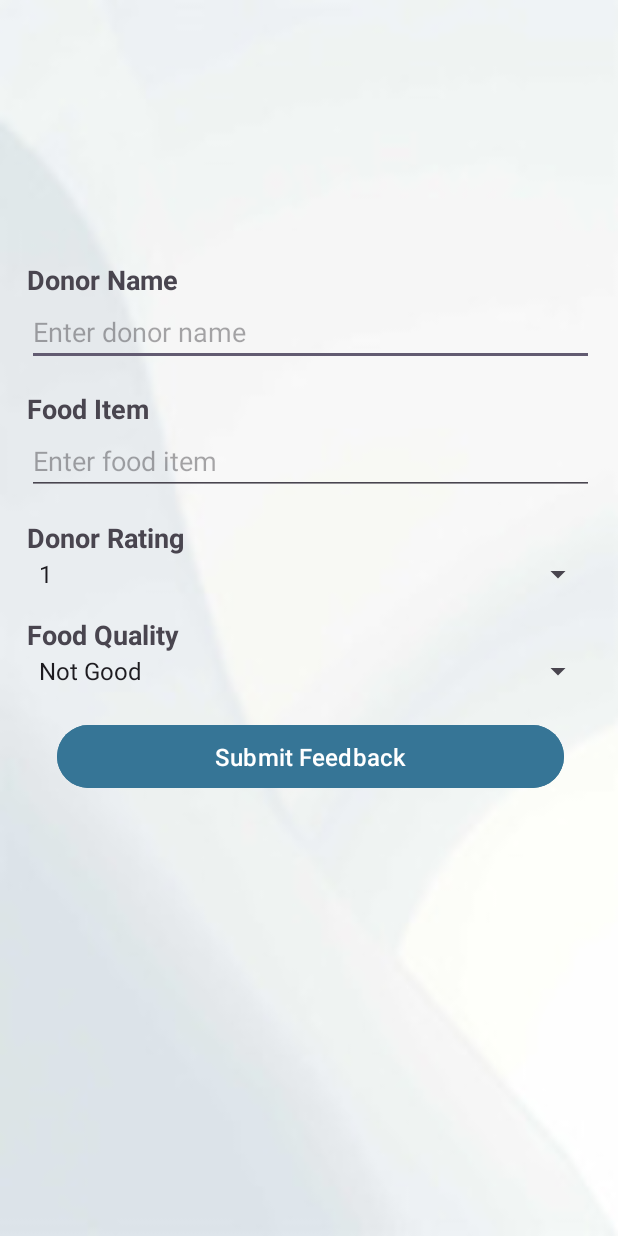
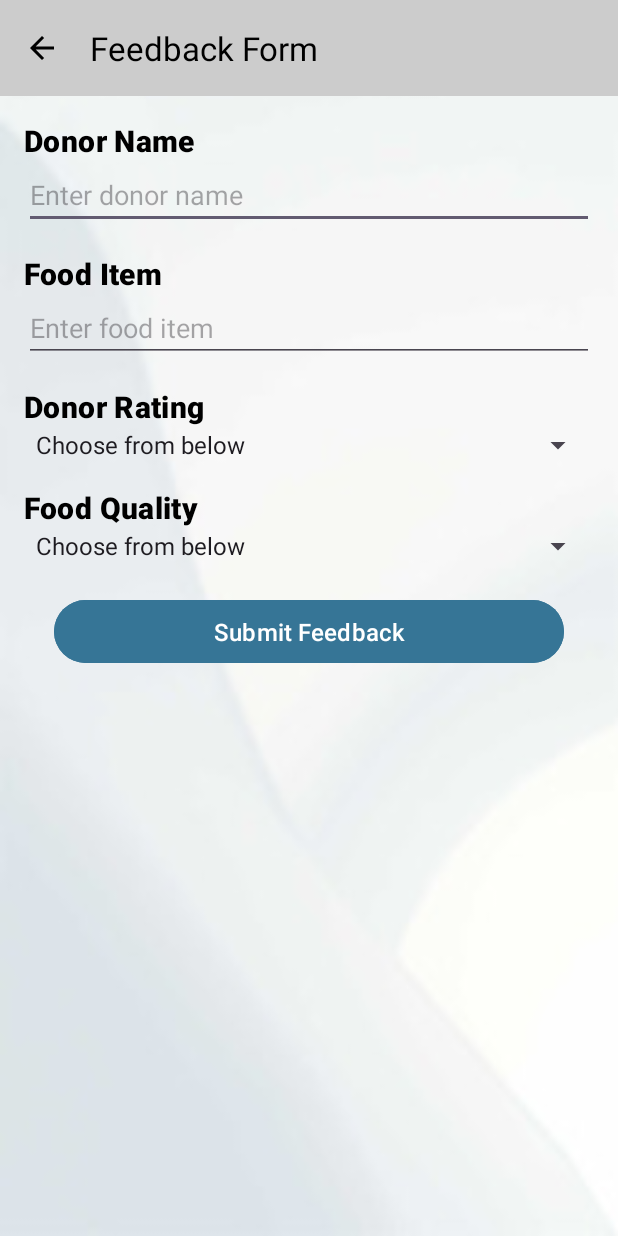
Before and after one commit to CS639-Team-4-Final-Project/FoodSave, an Android app: the FeedbackForm screen opened directly, with no data from a screen before it, on a phone screen of 412 x 824 dp. Run offline under Robolectric (Android 15) with nearby library versions, the phone set to English and light mode, and no system bars; our stand-ins replace Firebase (no records; nobody signed in at launch, a user with empty details on screens opened directly).

Commit message:
feedback form updated and receive screen functionalities

```diff
--- a/app/src/main/AndroidManifest.xml
+++ b/app/src/main/AndroidManifest.xml
@@ -35,10 +35,8 @@
             android:label="Login page"
             android:theme="@style/Theme.FoodSave">
         </activity>
-
         <activity
             android:name=".FeedbackForm"
-            android:label="@string/Feedback"
             android:exported="false" />
 
         <meta-data
--- a/app/src/main/java/com/example/foodsave/FeedbackForm.kt
+++ b/app/src/main/java/com/example/foodsave/FeedbackForm.kt
@@ -1,22 +1,50 @@
 package com.example.foodsave
 
 import android.content.Intent
+import android.graphics.Color
+import android.graphics.Typeface
 import android.os.Bundle
+import android.text.SpannableString
+import android.text.style.ForegroundColorSpan
+import android.text.style.StyleSpan
 import android.widget.ArrayAdapter
 import android.widget.Toast
 import androidx.appcompat.app.AppCompatActivity
+import androidx.core.content.ContextCompat
 import com.example.foodsave.databinding.ActivityFeedbackFormBinding
+import com.google.firebase.auth.FirebaseAuth
 
 class FeedbackForm : AppCompatActivity() {
     private lateinit var binding: ActivityFeedbackFormBinding
+    private lateinit var firebaseAuth: FirebaseAuth
 
     override fun onCreate(savedInstanceState: Bundle?) {
         super.onCreate(savedInstanceState)
         binding = ActivityFeedbackFormBinding.inflate(layoutInflater)
         setContentView(binding.root)
 
+        // Set up the Firebase Auth instance
+        firebaseAuth = FirebaseAuth.getInstance()
+
+        setSupportActionBar(binding.toolbar)
+
+        // Set the app bar title
+        val title = "Feedback Form"
+        val spannableTitle = SpannableString(title)
+        spannableTitle.setSpan(ForegroundColorSpan(Color.BLACK), 0, title.length, 0)
+        supportActionBar?.title = spannableTitle
+
+        // Enable the back button in the app bar
+        supportActionBar?.setDisplayHomeAsUpEnabled(true)
+        binding.toolbar.navigationIcon?.setTint(ContextCompat.getColor(this, android.R.color.black))
+
         setupDropdowns()
         setupSubmitButton()
+    }
+
+    override fun onSupportNavigateUp(): Boolean {
+        onBackPressed()
+        return true
     }
 
     private fun setupDropdowns() {
@@ -28,7 +56,7 @@ class FeedbackForm : AppCompatActivity() {
         ).also { adapter ->
             adapter.setDropDownViewResource(android.R.layout.simple_spinner_dropdown_item)
             binding.spinnerDonorRating.adapter = adapter
-            binding.spinnerDonorRating.setSelection(0) // Set the default selection to "Choose from below"
+            binding.spinnerDonorRating.setSelection(0) // Set the default selection to the first item (0)
         }
 
         // Set up the food quality dropdown
@@ -39,7 +67,7 @@ class FeedbackForm : AppCompatActivity() {
         ).also { adapter ->
             adapter.setDropDownViewResource(android.R.layout.simple_spinner_dropdown_item)
             binding.spinnerFoodQuality.adapter = adapter
-            binding.spinnerFoodQuality.setSelection(0) // Set the default selection to "Choose from below"
+            binding.spinnerFoodQuality.setSelection(0) // Set the default selection to the first item (0)
         }
     }
 
@@ -67,6 +95,7 @@ class FeedbackForm : AppCompatActivity() {
         // You can use the `donorRating` and `foodQuality` values (which will be 0 if "Choose from below" is selected)
         Toast.makeText(this, "Feedback submitted successfully!", Toast.LENGTH_SHORT).show()
 
-        finish()
+        // Navigate back to the previous screen
+        onBackPressed()
     }
 }
--- a/app/src/main/res/layout/activity_feedback_form.xml
+++ b/app/src/main/res/layout/activity_feedback_form.xml
@@ -1,28 +1,33 @@
 <?xml version="1.0" encoding="utf-8"?>
-<LinearLayout
-    xmlns:android="http://schemas.android.com/apk/res/android"
-    xmlns:tools="http://schemas.android.com/tools"
-    xmlns:app="http://schemas.android.com/apk/res-auto"
+<LinearLayout xmlns:android="http://schemas.android.com/apk/res/android"
     android:layout_width="match_parent"
     android:layout_height="match_parent"
     android:background="@drawable/background2"
-    android:padding="8dp"
-    android:gravity="center">
+    android:orientation="vertical">
+
+    <androidx.appcompat.widget.Toolbar
+        android:id="@+id/toolbar"
+        android:layout_width="match_parent"
+        android:layout_height="?attr/actionBarSize"
+        android:background="#CCCCCC"
+        android:theme="@style/ThemeOverlay.AppCompat.Dark.ActionBar" />
+
+    <ScrollView
+        android:layout_width="match_parent"
+        android:layout_height="match_parent">
 
         <LinearLayout
             android:layout_width="match_parent"
             android:layout_height="wrap_content"
-        android:layout_marginLeft="10dp"
-        android:layout_marginTop="-50dp"
-        android:layout_marginRight="8dp"
             android:orientation="vertical"
-        tools:ignore="UselessParent">
+            android:padding="16dp">
 
             <TextView
                 android:layout_width="wrap_content"
                 android:layout_height="wrap_content"
                 android:text="Donor Name"
-                android:textAppearance="@style/TextAppearance.AppCompat.Medium"
+                android:textAppearance="?attr/textAppearanceHeadline6"
+                android:textColor="@android:color/black"
                 android:textStyle="bold" />
 
             <EditText
@@ -37,7 +42,8 @@
                 android:layout_height="wrap_content"
                 android:layout_marginTop="16dp"
                 android:text="Food Item"
-                android:textAppearance="@style/TextAppearance.AppCompat.Medium"
+                android:textAppearance="?attr/textAppearanceHeadline6"
+                android:textColor="@android:color/black"
                 android:textStyle="bold" />
 
             <EditText
@@ -52,8 +58,8 @@
                 android:layout_height="wrap_content"
                 android:layout_marginTop="16dp"
                 android:text="Donor Rating"
-                android:hint="Choose from below"
-                android:textAppearance="@style/TextAppearance.AppCompat.Medium"
+                android:textAppearance="?attr/textAppearanceHeadline6"
+                android:textColor="@android:color/black"
                 android:textStyle="bold" />
 
             <Spinner
@@ -62,15 +68,15 @@
                 android:layout_height="wrap_content"
                 android:entries="@array/donor_ratings"
                 android:hint="Choose from below"
-                android:prompt="@string/choose_from_below"/>
+                android:prompt="@string/choose_from_below" />
 
             <TextView
                 android:layout_width="wrap_content"
                 android:layout_height="wrap_content"
                 android:layout_marginTop="16dp"
                 android:text="Food Quality"
-                android:hint="Choose from below"
-                android:textAppearance="@style/TextAppearance.AppCompat.Medium"
+                android:textAppearance="?attr/textAppearanceHeadline6"
+                android:textColor="@android:color/black"
                 android:textStyle="bold" />
 
             <Spinner
@@ -85,11 +91,13 @@
                 android:layout_width="match_parent"
                 android:layout_height="50dp"
                 android:layout_margin="20dp"
+                android:backgroundTint="@color/register"
                 android:text="Submit Feedback"
-            android:backgroundTint="@color/register"
                 android:textColor="@android:color/white"
                 android:textSize="16sp" />
 
         </LinearLayout>
 
+    </ScrollView>
+
 </LinearLayout>
--- a/app/src/main/res/values/strings.xml
+++ b/app/src/main/res/values/strings.xml
@@ -34,6 +34,7 @@
 
     <string name="choose_from_below">Choose from below</string>
     <string-array name="donor_ratings">
+            <item>Choose from below</item>
             <item>1</item>
             <item>2</item>
             <item>3</item>
@@ -42,6 +43,7 @@
     </string-array>
 
     <string-array name="food_quality_ratings">
+        <item>Choose from below</item>
         <item>Not Good</item>
         <item>Satisfactory</item>
         <item>Good</item>
```
Also changed, not shown: app/src/main/java/com/example/foodsave/Receive.kt (+143 -43 lines), app/src/main/res/layout/receive_screen.xml (+9 -19 lines), app/src/main/res/values/ids.xml (added, +12 -0 lines). Lines whose indentation alone changed are shown as unchanged.
